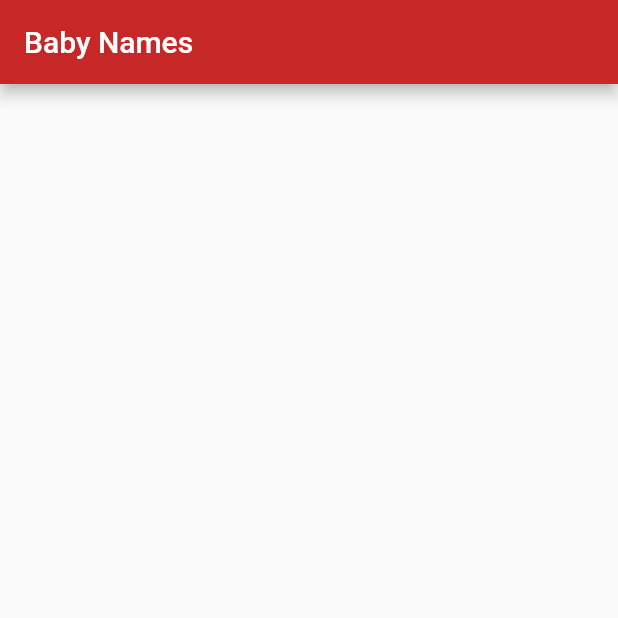
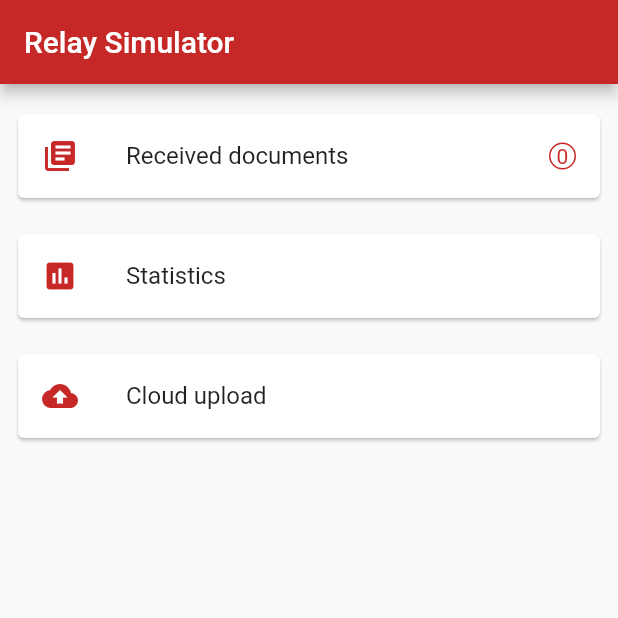
Before and after one commit to tahaali54/relay_simulator, a Flutter app: the screen it shows after launch, on a phone screen of 412 x 824 dp, the top half of it. Run offline on Flutter 3.47's test engine with Material 2 defaults, Android fonts, the phone set to English and light mode, and no system bars; our stand-ins replace cloud_firestore; missing offline and left inert: flutter_webview_plugin; accounts and stored records are empty.

Commit message:
design homepage and setup architecture

```diff
--- /dev/null
+++ b/lib/global.dart
@@ -0,0 +1,15 @@
+import 'package:flutter/material.dart';
+
+abstract class Paths {
+  static const String root = 'https://firestore.googleapis.com/v1beta1/';
+  static const String projectName = 'blood-test-report-relay';
+  static const String databaseType = '(default)';
+  static const String collectionName = 'reports';
+  static const String baseUrl =
+      '$root/projects/$projectName/databases/$databaseType/documents/$collectionName';
+}
+
+abstract class ThemeColors {
+  static const Color primaryColor = Color.fromARGB(255, 198, 40, 40);
+  static const Color accentColor = Color.fromARGB(255, 142, 0, 0);
+}
--- /dev/null
+++ b/lib/home_page.dart
@@ -0,0 +1,123 @@
+import 'package:flutter/material.dart';
+import 'package:cloud_firestore/cloud_firestore.dart';
+import 'package:relay_simulator/global.dart';
+import 'package:flutter_webview_plugin/flutter_webview_plugin.dart';
+
+class HomePage extends StatefulWidget {
+  @override
+  _HomePageState createState() {
+    return new _HomePageState();
+  }
+}
+
+class _HomePageState extends State<HomePage> {
+  int _documentCount = 0;
+  Color _iconTextColor = ThemeColors.primaryColor;
+  @override
+  void initState() {
+    super.initState();
+  }
+
+  @override
+  Widget build(BuildContext context) {
+    return Scaffold(
+      appBar: AppBar(title: Text('Relay Simulator')),
+      body: _buildBody(context),
+    );
+  }
+
+  Widget _buildBody(BuildContext context) {
+    return StreamBuilder<QuerySnapshot>(
+      stream: Firestore.instance.collection(Paths.collectionName).snapshots(),
+      builder: (context, snapshot) {
+        if (!snapshot.hasData) return LinearProgressIndicator();
+
+        if (_documentCount == 0) {
+          _documentCount = snapshot.data.documents.length;
+        } else {
+          if (_documentCount != snapshot.data.documents.length) {
+            _documentCount = snapshot.data.documents.length;
+            _showSnackBar(context);
+          }
+        }
+
+        return ListView(
+          padding: const EdgeInsets.only(top: 8.0),
+          children: <Widget>[
+            //Card no.1 for received documents.
+            Padding(
+              padding:
+                  const EdgeInsets.symmetric(horizontal: 8.0, vertical: 8.0),
+              child: Card(
+                child: ListTile(
+                    leading: Icon(
+                      Icons.library_books,
+                      color: ThemeColors.primaryColor,
+                    ),
+                    title: Text('Received documents'),
+                    trailing: Container(
+                      width: 18.0,
+                      height: 18.0,
+                      decoration: BoxDecoration(
+                        shape: BoxShape.circle,
+                        border: Border.all(color: _iconTextColor),
+                      ),
+                      child: Text(
+                        _documentCount.toString(),
+                        style: TextStyle(color: _iconTextColor),
+                        textAlign: TextAlign.center,
+                      ),
+                    ),
+                    onTap: () {
+                      setState(() {
+                        _iconTextColor = Colors.grey;
+                      });
+                    }),
+              ),
+            ),
+            //Card no.2 statistics of received files.
+            Padding(
+              padding:
+                  const EdgeInsets.symmetric(horizontal: 8.0, vertical: 8.0),
+              child: Card(
+                child: ListTile(
+                    leading: Icon(
+                      Icons.insert_chart,
+                      color: ThemeColors.primaryColor,
+                    ),
+                    title: Text('Statistics'),
+                    onTap: () {
+                      setState(() {
+                        _iconTextColor = Colors.grey;
+                      });
+                    }),
+              ),
+            ),
+            //Card no.3 upload to cloud.
+            Padding(
+              padding:
+                  const EdgeInsets.symmetric(horizontal: 8.0, vertical: 8.0),
+              child: Card(
+                child: ListTile(
+                    leading: Icon(
+                      Icons.cloud_upload,
+                      color: ThemeColors.primaryColor,
+                    ),
+                    title: Text('Cloud upload'),
+                    onTap: () {
+                      Navigator.of(context).pushNamed('/widget');
+                    }),
+              ),
+            ),
+          ],
+        );
+      },
+    );
+  }
+
+  Future<void> _showSnackBar(BuildContext context) async {
+      _iconTextColor = ThemeColors.primaryColor;
+    Scaffold.of(context)
+        .showSnackBar(SnackBar(content: Text('New document received.')));
+  }
+}
--- a/lib/main.dart
+++ b/lib/main.dart
@@ -1,24 +1,31 @@
 import 'package:flutter/material.dart';
+import 'package:flutter_webview_plugin/flutter_webview_plugin.dart';
 import 'package:relay_simulator/baby_names_page.dart';
+import 'package:relay_simulator/global.dart';
+import 'package:relay_simulator/home_page.dart';
 
 void main() => runApp(RelaySim());
 
 class RelaySim extends StatelessWidget {
-  final Color _primaryColor = Color.fromARGB(255, 198, 40, 40);
-  final Color _accentColor = Color.fromARGB(255, 142, 0, 0);
-
   @override
   Widget build(BuildContext context) {
     return MaterialApp(
       title: "Relay Simulator",
-      home: BabyNamesPage(),
       routes: {
-        //Routes.qr: (context) => new QrScanPage(),
+        '/': (_) => HomePage(),
+        '/widget': (_) => WebviewScaffold(
+              url: 'https://k163061-thesis2-node.azurewebsites.net/',
+              appBar: AppBar(
+                title: const Text('Upload to cloud server'),
+              ),
+              withZoom: true,
+              withLocalStorage: true,
+            )
       },
       theme: ThemeData(
-          primaryColor: _primaryColor,
-          accentColor: _accentColor,
-          buttonColor: _primaryColor,
+          primaryColor: ThemeColors.primaryColor,
+          accentColor: ThemeColors.accentColor,
+          buttonColor: ThemeColors.primaryColor,
           inputDecorationTheme:
               InputDecorationTheme(border: OutlineInputBorder())),
     );
--- a/pubspec.yaml
+++ b/pubspec.yaml
@@ -16,6 +16,7 @@ dependencies:
   flutter:
     sdk: flutter
   cloud_firestore: ^0.8.2
+  flutter_webview_plugin: ^0.3.0+2
 
   # The following adds the Cupertino Icons font to your application.
   # Use with the CupertinoIcons class for iOS style icons.
```
